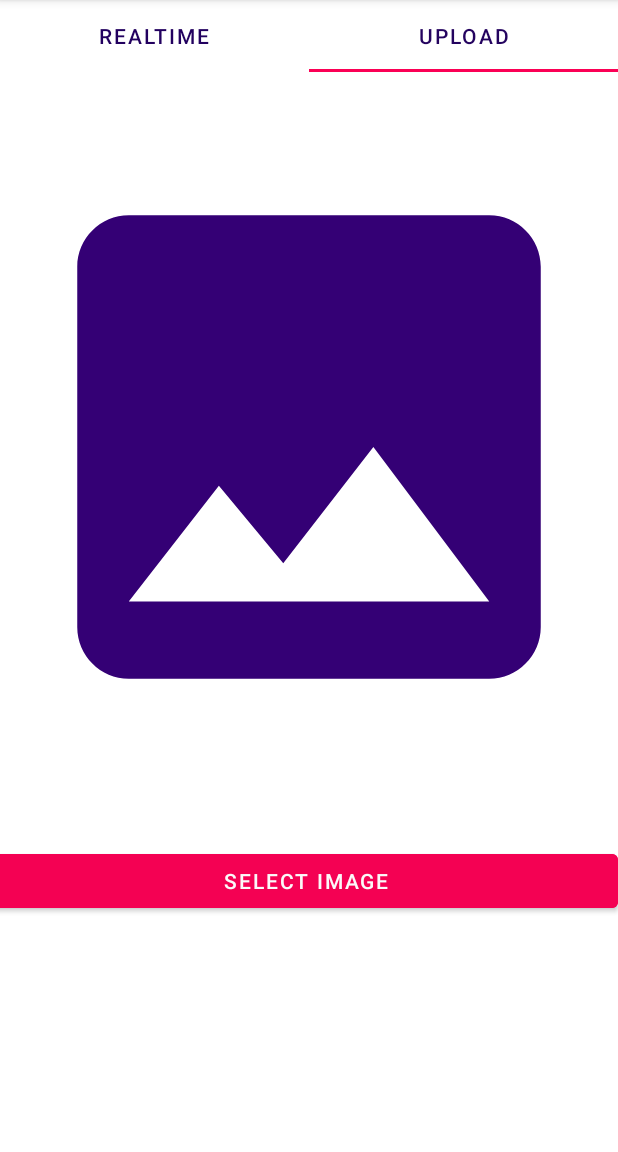
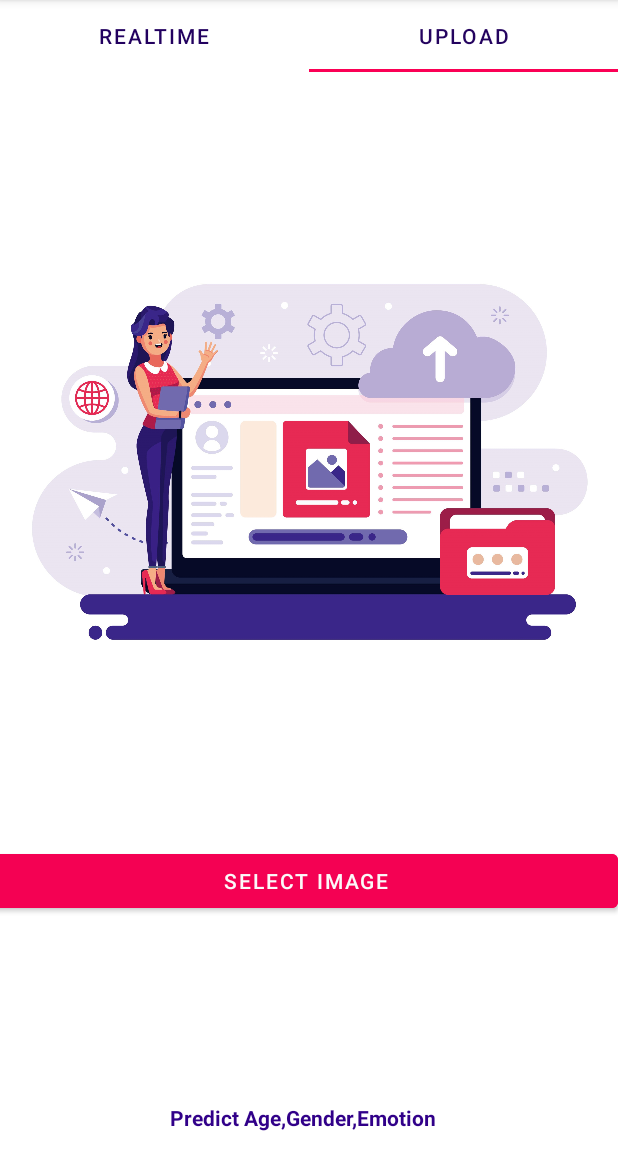
Before and after one commit to nandsk9/ImagePross, an Android app: the screen it shows after launch (MainActivity), tab 2 chosen, on a phone screen of 412 x 824 dp, the part 84-1236 px from its top. Run offline under Robolectric (Android 15) with nearby library versions, the phone set to English and light mode, and no system bars; libraries missing offline, so code that uses them is left out: org.tensorflow.lite; pictures from the network do not load; 11 statements that could not run were skipped.

Commit message:
commited 15:25

```diff
--- a/app/src/main/res/layout/fragment_upload.xml
+++ b/app/src/main/res/layout/fragment_upload.xml
@@ -13,7 +13,7 @@
         android:layout_width="match_parent"
         android:layout_height="500dp"
 
-        app:srcCompat="@drawable/ic_baseline_image_24" />
+        app:srcCompat="@drawable/upload2" />
 
     <Button
         android:id="@+id/select_image"
@@ -30,5 +30,20 @@
         android:gravity="center"
         android:text="SELECT IMAGE" />
 
+    <TextView
+        android:id="@+id/textView"
+        android:layout_width="wrap_content"
+        android:layout_height="38dp"
+        android:layout_alignParentStart="true"
+        android:layout_alignParentEnd="true"
+        android:layout_alignParentBottom="true"
+        android:layout_marginStart="-4dp"
+        android:layout_marginEnd="4dp"
+        android:layout_marginBottom="4dp"
+        android:gravity="center|center_horizontal"
+        android:text="Predict Age,Gender,Emotion"
+        android:textColor="#310089"
+        android:textStyle="bold" />
+
 
 </RelativeLayout>
```
Also changed, not shown: app/src/main/java/com/bot/imagepro/UploadFragment.java (+0 -11 lines), app/src/main/java/com/bot/imagepro/age_gender_recognition.java (+6 -6 lines), 3 other files.
